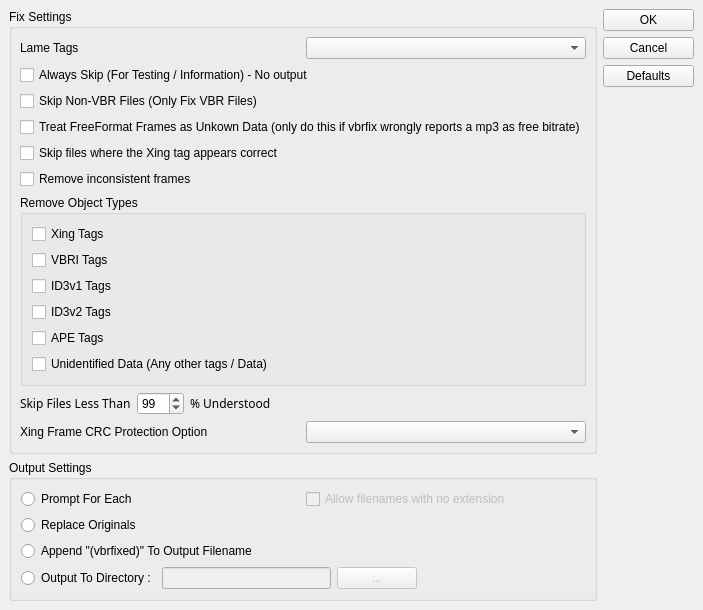
Above: QtFixer/settings.ui from fidget77/vbrfix before the change. Below: the same form after it.
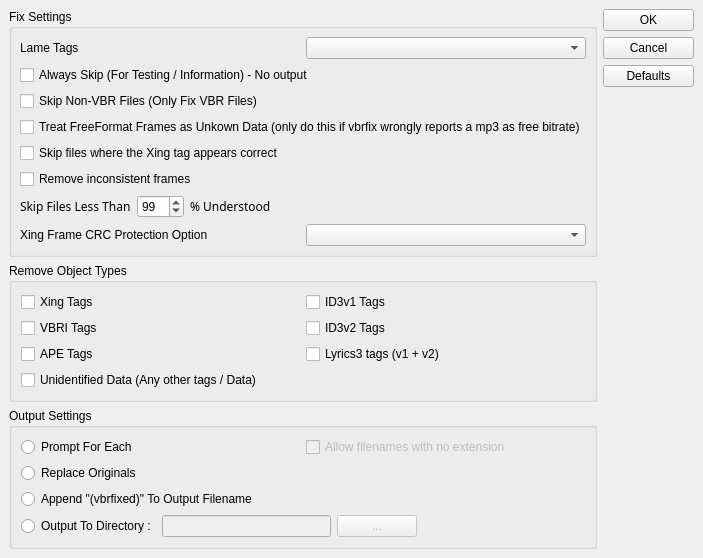
That is the form after the change.

Commit message: initial lyrics3 support

```diff
--- a/QtFixer/settings.ui
+++ b/QtFixer/settings.ui
@@ -6,8 +6,8 @@
    <rect>
     <x>0</x>
     <y>0</y>
-    <width>662</width>
-    <height>571</height>
+    <width>654</width>
+    <height>523</height>
    </rect>
   </property>
   <property name="windowTitle" >
@@ -114,73 +114,6 @@
           </property>
          </widget>
         </item>
-        <item>
-         <layout class="QHBoxLayout" >
-          <property name="spacing" >
-           <number>6</number>
-          </property>
-          <property name="margin" >
-           <number>0</number>
-          </property>
-          <item>
-           <widget class="QGroupBox" name="groupBox_2" >
-            <property name="title" >
-             <string>Remove Object Types</string>
-            </property>
-            <layout class="QVBoxLayout" >
-             <property name="spacing" >
-              <number>6</number>
-             </property>
-             <property name="margin" >
-              <number>9</number>
-             </property>
-             <item>
-              <widget class="QCheckBox" name="removeXingTags" >
-               <property name="text" >
-                <string>Xing Tags</string>
-               </property>
-              </widget>
-             </item>
-             <item>
-              <widget class="QCheckBox" name="removeVbriTags" >
-               <property name="text" >
-                <string>VBRI Tags</string>
-               </property>
-              </widget>
-             </item>
-             <item>
-              <widget class="QCheckBox" name="removeId3v1Tags" >
-               <property name="text" >
-                <string>ID3v1 Tags</string>
-               </property>
-              </widget>
-             </item>
-             <item>
-              <widget class="QCheckBox" name="removeId3v2Tags" >
-               <property name="text" >
-                <string>ID3v2 Tags</string>
-               </property>
-              </widget>
-             </item>
-             <item>
-              <widget class="QCheckBox" name="removeApeTags" >
-               <property name="text" >
-                <string>APE Tags</string>
-               </property>
-              </widget>
-             </item>
-             <item>
-              <widget class="QCheckBox" name="removeUnknownData" >
-               <property name="text" >
-                <string>Unidentified Data (Any other tags / Data)</string>
-               </property>
-              </widget>
-             </item>
-            </layout>
-           </widget>
-          </item>
-         </layout>
-        </item>
         <item>
          <layout class="QHBoxLayout" >
           <property name="spacing" >
@@ -260,6 +193,74 @@
        </layout>
       </widget>
      </item>
+     <item>
+      <layout class="QHBoxLayout" >
+       <property name="spacing" >
+        <number>6</number>
+       </property>
+       <property name="margin" >
+        <number>0</number>
+       </property>
+       <item>
+        <widget class="QGroupBox" name="groupBox_2" >
+         <property name="title" >
+          <string>Remove Object Types</string>
+         </property>
+         <layout class="QGridLayout" name="gridLayout" >
+          <item row="0" column="0" >
+           <widget class="QCheckBox" name="removeXingTags" >
+            <property name="text" >
+             <string>Xing Tags</string>
+            </property>
+           </widget>
+          </item>
+          <item row="5" column="0" >
+           <widget class="QCheckBox" name="removeApeTags" >
+            <property name="text" >
+             <string>APE Tags</string>
+            </property>
+           </widget>
+          </item>
+          <item row="7" column="0" >
+           <widget class="QCheckBox" name="removeUnknownData" >
+            <property name="text" >
+             <string>Unidentified Data (Any other tags / Data)</string>
+            </property>
+           </widget>
+          </item>
+          <item row="0" column="1" >
+           <widget class="QCheckBox" name="removeId3v1Tags" >
+            <property name="text" >
+             <string>ID3v1 Tags</string>
+            </property>
+           </widget>
+          </item>
+          <item row="1" column="1" >
+           <widget class="QCheckBox" name="removeId3v2Tags" >
+            <property name="text" >
+             <string>ID3v2 Tags</string>
+            </property>
+           </widget>
+          </item>
+          <item row="1" column="0" >
+           <widget class="QCheckBox" name="removeVbriTags" >
+            <property name="text" >
+             <string>VBRI Tags</string>
+            </property>
+           </widget>
+          </item>
+          <item row="5" column="1" >
+           <widget class="QCheckBox" name="removeLyrics3Tags" >
+            <property name="text" >
+             <string>Lyrics3 tags (v1 + v2)</string>
+            </property>
+           </widget>
+          </item>
+         </layout>
+        </widget>
+       </item>
+      </layout>
+     </item>
      <item>
       <widget class="QGroupBox" name="groupBox" >
        <property name="title" >
```
Left out of the diff: 37 changed lines with no effect on the pictures. The commit also changes 8 other files.
